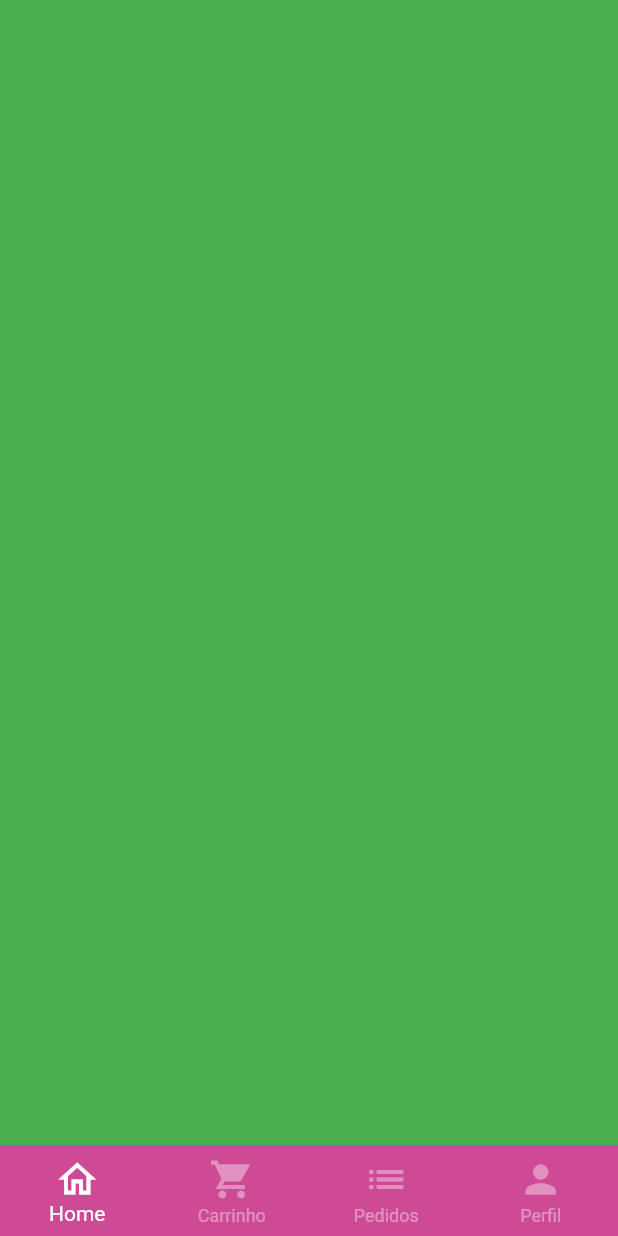
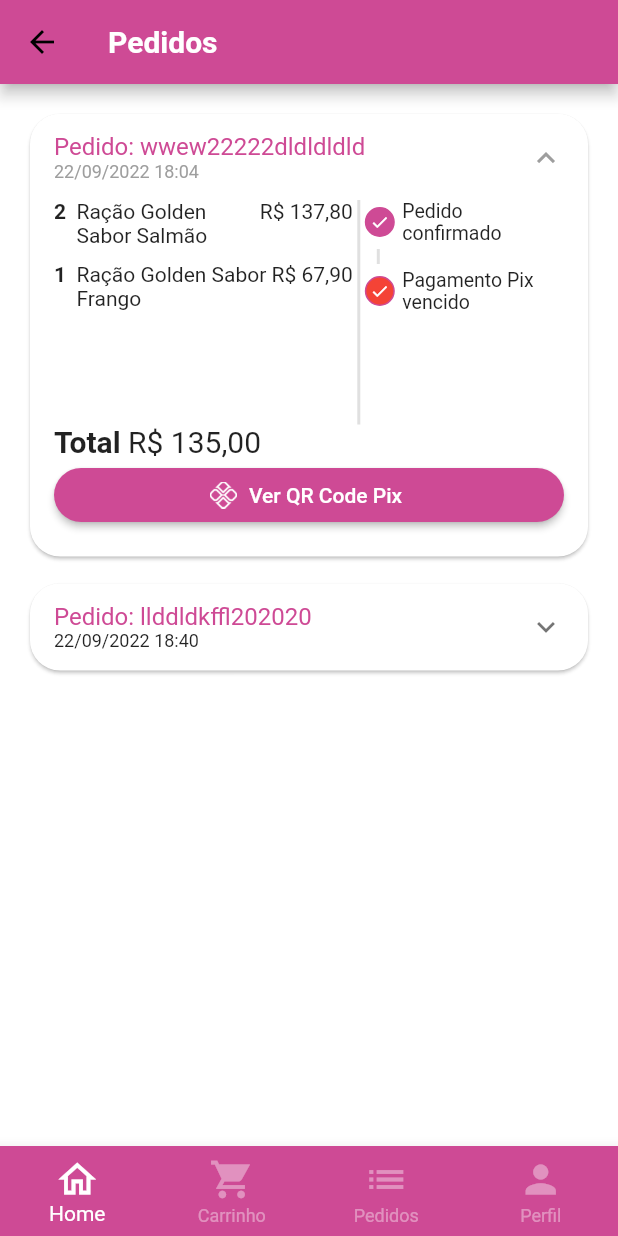
Before and after one commit to luanwertys/flutter_app_feira_tcc, a Flutter app: the BaseScreen screen opened directly, swiped to page 3, on a phone screen of 412 x 824 dp. Run offline on Flutter 3.47's test engine with Material 2 defaults, Android fonts, the phone set to English and light mode, and no system bars; our stand-ins replace animated_text_kit, badges, mask_text_input_formatter, qr_flutter.

Commit message:
Controle pix

```diff
--- a/lib/main.dart
+++ b/lib/main.dart
@@ -18,6 +18,7 @@ class MyApp extends StatelessWidget {
         scaffoldBackgroundColor: Colors.white.withAlpha(190),
         elevatedButtonTheme: ElevatedButtonThemeData(
           style: TextButton.styleFrom(
+            primary: CustomColors.customContrastColor4,
             backgroundColor: CustomColors.customContrastColor3,
           ),
         ),
--- a/lib/src/config/app_data.dart
+++ b/lib/src/config/app_data.dart
@@ -1,4 +1,5 @@
 import 'package:flutter_app_cat_happy/src/models/item_model.dart';
+import 'package:flutter_app_cat_happy/src/models/order_model.dart';
 import 'package:flutter_app_cat_happy/src/models/user_model.dart';
 
 import '../models/cart_item_model.dart';
@@ -38,15 +39,15 @@ ItemModel premier = ItemModel(
 ItemModel racao1 = ItemModel(
   description: 'Ração Golden para Gatos Adultos Castrados Sabor Salmão',
   imgUrl: 'assets/images/rações/ração-royal-canin-vitalidade.png',
-  itemName: 'Ração',
+  itemName: 'Ração Golden Sabor Salmão',
   price: 68.90,
   unit: 'Un',
 );
 
 ItemModel racao2 = ItemModel(
-  description: 'Ração Golden para Gatos Adultos Castrados Sabor Salmão',
+  description: 'Ração royal para Gatos Adultos Castrados Sabor Salmão',
   imgUrl: 'assets/images/rações/ração-royal-canin.png',
-  itemName: 'Ração',
+  itemName: 'Ração Royal',
   price: 68.90,
   unit: 'Un',
 );
@@ -94,3 +95,53 @@ UserModel user = UserModel(
   cpf: '999.999.999-99',
   password: 'senha@123',
 );
+
+List<OrderModel> orders = [
+  //Pedido 01
+  OrderModel(
+    copyAndPaste: 'testeluan',
+    createdDateTime: DateTime.parse(
+      '2022-09-22 18:04:00.176',
+    ),
+    id: 'wwew22222dldldldld',
+    itens: [
+      CartItemModel(
+        item: racao1,
+        quantity: 2,
+      ),
+      CartItemModel(
+        item: golden1,
+        quantity: 1,
+      )
+    ],
+    overdueDateTime: DateTime.parse(
+      '2022-09-22 23:04:00.176',
+    ),
+    status: 'pending_payment',
+    total: 135.00,
+  ),
+
+  //Pedido 02
+  OrderModel(
+    copyAndPaste: 'testeluan',
+    createdDateTime: DateTime.parse(
+      '2022-09-22 18:40:00.176',
+    ),
+    id: 'llddldkffl202020',
+    itens: [
+      CartItemModel(
+        item: granplus,
+        quantity: 2,
+      ),
+      CartItemModel(
+        item: premier,
+        quantity: 1,
+      )
+    ],
+    overdueDateTime: DateTime.parse(
+      '2022-09-22 22:44:00.176',
+    ),
+    status: 'delivered',
+    total: 230.00,
+  )
+];
--- /dev/null
+++ b/lib/src/models/order_model.dart
@@ -0,0 +1,21 @@
+import 'package:flutter_app_cat_happy/src/models/cart_item_model.dart';
+
+class OrderModel {
+  String id;
+  DateTime createdDateTime;
+  DateTime overdueDateTime;
+  List<CartItemModel> itens;
+  String status;
+  String copyAndPaste;
+  double total;
+
+  OrderModel({
+    required this.copyAndPaste,
+    required this.createdDateTime,
+    required this.id,
+    required this.itens,
+    required this.overdueDateTime,
+    required this.status,
+    required this.total,
+  });
+}
--- a/lib/src/pages/auth/sign_in_screen.dart
+++ b/lib/src/pages/auth/sign_in_screen.dart
@@ -19,7 +19,9 @@ class SignInScreen extends StatelessWidget {
         child: SizedBox(
           height: size.height,
           width: size.width,
-          child: Column(
+          child: Stack(
+            children: [
+              Column(
                 children: [
                   Expanded(
                     child: Column(
@@ -73,13 +75,8 @@ class SignInScreen extends StatelessWidget {
                     child: Column(
                       crossAxisAlignment: CrossAxisAlignment.stretch,
                       children: [
-                    SizedBox(
-                      height: 200,
-                      width: 200,
-                      child: Image.asset('assets/images/logo.jpeg'),
-                    ),
                         Container(
-                      height: 10,
+                          height: 120,
                         ),
 
                         //email
@@ -210,6 +207,17 @@ class SignInScreen extends StatelessWidget {
                   ),
                 ],
               ),
+              Positioned(
+                top: 120,
+                left: 120,
+                child: SizedBox(
+                  height: 200,
+                  width: 200,
+                  child: Image.asset('assets/images/logo.jpeg'),
+                ),
+              ),
+            ],
+          ),
         ),
       ),
     );
--- a/lib/src/pages/base/base_screen.dart
+++ b/lib/src/pages/base/base_screen.dart
@@ -1,6 +1,7 @@
 import 'package:flutter/material.dart';
 import 'package:flutter_app_cat_happy/src/config/custom_colors.dart';
 import 'package:flutter_app_cat_happy/src/pages/home/home_tab.dart';
+import 'package:flutter_app_cat_happy/src/pages/orders/orders_tab.dart';
 
 import '../cart/cart_tab.dart';
 import '../profile/profile_tab.dart';
@@ -21,13 +22,11 @@ class _BaseScreenState extends State<BaseScreen> {
       body: PageView(
         physics: const NeverScrollableScrollPhysics(),
         controller: pageController,
-        children: [
-          const HomeTab(),
-          const CartTab(),
-          Container(
-            color: Colors.green,
-          ),
-          const ProfileTab(),
+        children: const [
+          HomeTab(),
+          CartTab(),
+          OrdersTab(),
+          ProfileTab(),
         ],
       ),
       bottomNavigationBar: BottomNavigationBar(
--- a/lib/src/pages/cart/cart_tab.dart
+++ b/lib/src/pages/cart/cart_tab.dart
@@ -105,7 +105,7 @@ class _CartTabState extends State<CartTab> {
                     ),
                     onPressed: () async {
                       bool? result = await showOrderConfirmation();
-                      // print(result);
+                      //print(result);
                     },
                     child: Text(
                       'Concluir pedido',
--- /dev/null
+++ b/lib/src/pages/commom_widgets/payment_dialog.dart
@@ -0,0 +1,57 @@
+import 'package:flutter/material.dart';
+import 'package:flutter_app_cat_happy/src/models/order_model.dart';
+import 'package:flutter_app_cat_happy/src/services/utils_services.dart';
+import 'package:qr_flutter/qr_flutter.dart';
+
+class PaymentDialog extends StatelessWidget {
+  final OrderModel order;
+
+  PaymentDialog({
+    Key? key,
+    required this.order,
+  }) : super(key: key);
+
+  final UtilsServices utilsServices = UtilsServices();
+
+  @override
+  Widget build(BuildContext context) {
+    return Dialog(
+      child: Column(
+        mainAxisSize: MainAxisSize.min,
+        children: [
+          //Titulo
+          const Text(
+            'Pagamento com Pix',
+            style: TextStyle(
+              fontWeight: FontWeight.bold,
+              fontSize: 18,
+            ),
+          ),
+
+          //Qr Code
+          QrImage(
+            data: "dldldlldldldld",
+            version: QrVersions.auto,
+            size: 200.0,
+          ),
+
+          //Vencimento
+          Text(
+            'Vencimento: ${utilsServices.formatDateTime(order.overdueDateTime)}',
+            style: const TextStyle(
+              fontSize: 12,
+            ),
+          ),
+
+          //Total
+          Text(
+            'Total: ${utilsServices.princeTocurrncy(order.total)}',
+            style: TextStyle(fontWeight: FontWeight.bold),
+          ),
+
+          //Botão copia e cola
+        ],
+      ),
+    );
+  }
+}
--- /dev/null
+++ b/lib/src/pages/orders/components/order_status_widget.dart
@@ -0,0 +1,146 @@
+import 'package:flutter/material.dart';
+import 'package:flutter_app_cat_happy/src/config/custom_colors.dart';
+
+class OrderStatusWidget extends StatelessWidget {
+  final String status;
+  final bool isOveerdue;
+
+  final Map<String, int> allStatus = <String, int>{
+    'pending_payment': 0,
+    'refunded': 1,
+    'paid': 2,
+    'preparing_perchase': 3,
+    'shipping': 4,
+    'delivered': 5,
+  };
+
+  int get currentStatus => allStatus[status]!;
+
+  OrderStatusWidget({
+    Key? key,
+    required this.status,
+    required this.isOveerdue,
+  }) : super(key: key);
+
+  @override
+  Widget build(BuildContext context) {
+    return Column(
+      crossAxisAlignment: CrossAxisAlignment.start,
+      children: [
+        const _StatusDot(
+          title: 'Pedido confirmado',
+          isActive: true,
+        ),
+        const _CustomDivider(),
+        if (currentStatus == 1) ...[
+          const _StatusDot(
+            title: 'Pix estornado',
+            isActive: true,
+            backgroundColor: Colors.orange,
+          ),
+        ] else if (isOveerdue) ...[
+          const _StatusDot(
+            isActive: true,
+            title: 'Pagamento Pix vencido',
+            backgroundColor: Colors.red,
+          )
+        ] else ...[
+          _StatusDot(
+            isActive: currentStatus >= 2,
+            title: 'Pagamento',
+          ),
+          const _CustomDivider(),
+          _StatusDot(
+            isActive: currentStatus >= 3,
+            title: 'Preparando',
+          ),
+          const _CustomDivider(),
+          _StatusDot(
+            isActive: currentStatus >= 4,
+            title: 'Envio',
+          ),
+          const _CustomDivider(),
+          _StatusDot(
+            isActive: currentStatus == 5,
+            title: 'Entregue',
+          ),
+        ]
+      ],
+    );
+  }
+}
+
+class _CustomDivider extends StatelessWidget {
+  const _CustomDivider({Key? key}) : super(key: key);
+
+  @override
+  Widget build(BuildContext context) {
+    return Container(
+      margin: const EdgeInsets.symmetric(
+        horizontal: 8,
+        vertical: 3,
+      ),
+      height: 10,
+      width: 2,
+      color: Colors.grey.shade300,
+    );
+  }
+}
+
+class _StatusDot extends StatelessWidget {
+  final bool isActive;
+  final String title;
+  final Color? backgroundColor;
+
+  const _StatusDot({
+    Key? key,
+    required this.isActive,
+    required this.title,
+    this.backgroundColor,
+  }) : super(key: key);
+
+  @override
+  Widget build(BuildContext context) {
+    return Row(
+      children: [
+        //Dot
+        Container(
+          alignment: Alignment.center,
+          height: 20,
+          width: 20,
+          decoration: BoxDecoration(
+            shape: BoxShape.circle,
+            border: Border.all(
+              color: CustomColors.customContrastColor3,
+            ),
+            color: isActive
+                ? backgroundColor ?? CustomColors.customContrastColor3
+                : Colors.transparent,
+          ),
+          child: isActive
+              ? Icon(
+                  Icons.check,
+                  size: 13,
+                  color: CustomColors.customContrastColor4,
+                )
+              : const SizedBox.shrink(),
+        ),
+
+        // space
+        const SizedBox(
+          width: 5,
+        ),
+
+        //Texto
+        Expanded(
+          child: Text(
+            title,
+            style: const TextStyle(
+              fontSize: 13,
+            ),
+          ),
+        ),
+      ],
+    );
+  }
+}
--- /dev/null
+++ b/lib/src/pages/orders/components/orders_tile.dart
@@ -0,0 +1,179 @@
+import 'package:flutter/material.dart';
+import 'package:flutter_app_cat_happy/src/config/custom_colors.dart';
+import 'package:flutter_app_cat_happy/src/models/cart_item_model.dart';
+import 'package:flutter_app_cat_happy/src/models/order_model.dart';
+import 'package:flutter_app_cat_happy/src/pages/commom_widgets/payment_dialog.dart';
+import 'package:flutter_app_cat_happy/src/pages/orders/components/order_status_widget.dart';
+import 'package:flutter_app_cat_happy/src/services/utils_services.dart';
+
+class OrdersTile extends StatelessWidget {
+  final OrderModel order;
+
+  OrdersTile({
+    Key? key,
+    required this.order,
+  }) : super(key: key);
+
+  final UtilsServices utilsServices = UtilsServices();
+
+  @override
+  Widget build(BuildContext context) {
+    return Card(
+      shape: RoundedRectangleBorder(
+        borderRadius: BorderRadius.circular(20),
+      ),
+      child: Theme(
+        data: Theme.of(context).copyWith(dividerColor: Colors.transparent),
+        child: ExpansionTile(
+          initiallyExpanded: order.status == 'pending_payment',
+          title: Column(
+            mainAxisSize: MainAxisSize.min,
+            crossAxisAlignment: CrossAxisAlignment.start,
+            children: [
+              Text(
+                'Pedido: ${order.id}',
+                style: TextStyle(
+                  color: CustomColors.customContrastColor3,
+                ),
+              ),
+              Text(
+                utilsServices.formatDateTime(order.createdDateTime),
+                style: const TextStyle(
+                  fontSize: 12,
+                ),
+              ),
+            ],
+          ),
+          childrenPadding: const EdgeInsets.fromLTRB(16, 0, 16, 16),
+          expandedCrossAxisAlignment: CrossAxisAlignment.stretch,
+          children: [
+            IntrinsicHeight(
+              child: Row(
+                children: [
+                  //Lista de produtos
+                  Expanded(
+                    flex: 3,
+                    child: SizedBox(
+                      height: 150,
+                      child: ListView(
+                        children: order.itens.map((orderItem) {
+                          return _OrderItemWidget(
+                            utilsServices: utilsServices,
+                            orderItem: orderItem,
+                          );
+                        }).toList(),
+                      ),
+                    ),
+                  ),
+
+                  // Division
+                  VerticalDivider(
+                    color: Colors.grey.shade300,
+                    thickness: 2,
+                    width: 8,
+                  ),
+
+                  // Status de pedido
+                  Expanded(
+                    flex: 2,
+                    child: OrderStatusWidget(
+                      status: order.status,
+                      isOveerdue: order.overdueDateTime.isBefore(
+                        DateTime.now(),
+                      ),
+                    ),
+                  ),
+                ],
+              ),
+            ),
+
+            // Total
+            Text.rich(
+              TextSpan(
+                style: const TextStyle(
+                  fontSize: 20,
+                ),
+                children: [
+                  const TextSpan(
+                    text: 'Total ',
+                    style: TextStyle(
+                      fontWeight: FontWeight.bold,
+                    ),
+                  ),
+                  TextSpan(
+                    text: utilsServices.princeTocurrncy(order.total),
+                  ),
+                ],
+              ),
+            ),
+
+            //Botão de pagamento
+            Visibility(
+              visible: order.status == 'pending_payment',
+              child: ElevatedButton.icon(
+                style: ElevatedButton.styleFrom(
+                    shape: RoundedRectangleBorder(
+                  borderRadius: BorderRadius.circular(20),
+                )),
+                onPressed: () {
+                  showDialog(
+                    context: context,
+                    builder: (_) {
+                      return PaymentDialog(
+                        order: order,
+                      );
+                    },
+                  );
+                },
+                icon: Image.asset(
+                  'assets/images/images_app/pix.png',
+                  height: 18,
+                ),
+                label: const Text('Ver QR Code Pix'),
+              ),
+            ),
+          ],
+        ),
+      ),
+    );
+  }
+}
+
+class _OrderItemWidget extends StatelessWidget {
+  const _OrderItemWidget({
+    Key? key,
+    required this.utilsServices,
+    required this.orderItem,
+  }) : super(key: key);
+
+  final UtilsServices utilsServices;
+  final CartItemModel orderItem;
+
+  @override
+  Widget build(BuildContext context) {
+    return Padding(
+      padding: const EdgeInsets.only(
+        bottom: 10,
+      ),
+      child: Row(
+        crossAxisAlignment: CrossAxisAlignment.start,
+        children: [
+          Text(
+            '${orderItem.quantity}  ',
+            style: const TextStyle(
+              fontWeight: FontWeight.bold,
+            ),
+          ),
+          Expanded(
+            child: Text(orderItem.item.itemName),
+          ),
+          Text(
+            utilsServices.princeTocurrncy(
+              orderItem.totalPrice(),
+            ),
+          ),
+        ],
+      ),
+    );
+  }
+}
--- /dev/null
+++ b/lib/src/pages/orders/orders_tab.dart
@@ -0,0 +1,31 @@
+import 'package:flutter/material.dart';
+import 'package:flutter_app_cat_happy/src/config/custom_colors.dart';
+import 'package:flutter_app_cat_happy/src/config/app_data.dart' as appdata;
+import 'package:flutter_app_cat_happy/src/pages/orders/components/orders_tile.dart';
+
+class OrdersTab extends StatelessWidget {
+  const OrdersTab({Key? key}) : super(key: key);
+
+  @override
+  Widget build(BuildContext context) {
+    return Scaffold(
+      appBar: AppBar(
+        backgroundColor: CustomColors.customContrastColor3,
+        title: Text(
+          'Pedidos',
+          style: TextStyle(
+            color: CustomColors.customContrastColor4,
+            fontWeight: FontWeight.bold,
+          ),
+        ),
+      ),
+      body: ListView.separated(
+        padding: const EdgeInsets.all(16),
+        physics: const BouncingScrollPhysics(),
+        separatorBuilder: (_, index) => const SizedBox(height: 10),
+        itemBuilder: (_, index) => OrdersTile(order: appdata.orders[index]),
+        itemCount: appdata.orders.length,
+      ),
+    );
+  }
+}
--- a/lib/src/pages/profile/profile_tab.dart
+++ b/lib/src/pages/profile/profile_tab.dart
@@ -3,9 +3,14 @@ import 'package:flutter_app_cat_happy/src/config/custom_colors.dart';
 import 'package:flutter_app_cat_happy/src/pages/commom_widgets/custom_text_field.dart';
 import 'package:flutter_app_cat_happy/src/config/app_data.dart' as appdata;
 
-class ProfileTab extends StatelessWidget {
+class ProfileTab extends StatefulWidget {
   const ProfileTab({Key? key}) : super(key: key);
 
+  @override
+  State<ProfileTab> createState() => _ProfileTabState();
+}
+
+class _ProfileTabState extends State<ProfileTab> {
   @override
   Widget build(BuildContext context) {
     return Scaffold(
@@ -72,7 +77,9 @@ class ProfileTab extends StatelessWidget {
                   borderRadius: BorderRadius.circular(20),
                 ),
               ),
-              onPressed: () {},
+              onPressed: () {
+                updatePassword();
+              },
               child: const Text(
                 'Atualizar senha',
               ),
@@ -82,4 +89,91 @@ class ProfileTab extends StatelessWidget {
       ),
     );
   }
+
+  Future<bool?> updatePassword() {
+    return showDialog(
+        context: context,
+        builder: (context) {
+          return Dialog(
+            shape: RoundedRectangleBorder(
+              borderRadius: BorderRadius.circular(20),
+            ),
+            child: Stack(
+              children: [
+                Padding(
+                  padding: const EdgeInsets.all(16),
+                  child: Column(
+                    crossAxisAlignment: CrossAxisAlignment.stretch,
+                    mainAxisSize: MainAxisSize.min,
+                    children: [
+                      const Padding(
+                        padding: EdgeInsets.symmetric(
+                          vertical: 12,
+                        ),
+                        child: Text(
+                          'Atualização de senha',
+                          textAlign: TextAlign.center,
+                          style: TextStyle(
+                            fontSize: 18,
+                            fontWeight: FontWeight.bold,
+                          ),
+                        ),
+                      ),
+
+                      // Senha atual
+                      const CustomTextField(
+                        isSecret: true,
+                        icon: Icons.lock,
+                        label: 'Senha atual',
+                      ),
+
+                      // Nova senha
+                      const CustomTextField(
+                        isSecret: true,
+                        icon: Icons.lock_outline,
+                        label: 'Nova senha',
+                      ),
+
+                      // Confirmar nova senha
+                      const CustomTextField(
+                        isSecret: true,
+                        icon: Icons.lock_outline,
+                        label: 'Confirmar nova senha',
+                      ),
+
+                      //Botão de confirmação
+                      SizedBox(
+                        height: 45,
+                        child: ElevatedButton(
+                          style: ElevatedButton.styleFrom(
+                            shape: RoundedRectangleBorder(
+                              borderRadius: BorderRadius.circular(20),
+                            ),
+                          ),
+                          onPressed: () {},
+                          child: const Text(
+                            'Atualizar',
+                          ),
+                        ),
+                      ),
+                    ],
+                  ),
+                ),
+                Positioned(
+                  top: 5,
+                  right: 5,
+                  child: IconButton(
+                    onPressed: () {
+                      Navigator.of(context).pop();
+                    },
+                    icon: const Icon(
+                      Icons.close,
+                    ),
+                  ),
+                ),
+              ],
+            ),
+          );
+        });
+  }
 }
--- a/lib/src/services/utils_services.dart
+++ b/lib/src/services/utils_services.dart
@@ -1,4 +1,5 @@
 import 'package:intl/intl.dart';
+import 'package:intl/date_symbol_data_local.dart';
 
 class UtilsServices {
   String princeTocurrncy(double price) {
@@ -6,4 +7,12 @@ class UtilsServices {
 
     return numberFormat.format(price);
   }
+
+  String formatDateTime(DateTime dateTime) {
+    initializeDateFormatting();
+
+    DateFormat dateFormat = DateFormat.yMd('pt_BR').add_Hm();
+
+    return dateFormat.format(dateTime);
+  }
 }
--- a/pubspec.yaml
+++ b/pubspec.yaml
@@ -39,6 +39,7 @@ dependencies:
   mask_text_input_formatter: ^2.4.0
   badges: ^2.0.3
   intl: ^0.17.0
+  qr_flutter: ^4.0.0
 
 dev_dependencies:
   flutter_test:
@@ -71,6 +72,7 @@ flutter:
       - assets/images/rações/primer.jpeg
       - assets/images/rações/ração-royal-canin-vitalidade.png
       - assets/images/rações/ração-royal-canin.png
+      - assets/images/images_app/
 
   # An image asset can refer to one or more resolution-specific "variants", see
   # https://flutter.dev/assets-and-images/#resolution-aware
```
Also changed, not shown: assets/images/images_app/pix.png (added), pubspec.lock. Lines whose indentation alone changed are shown as unchanged.
